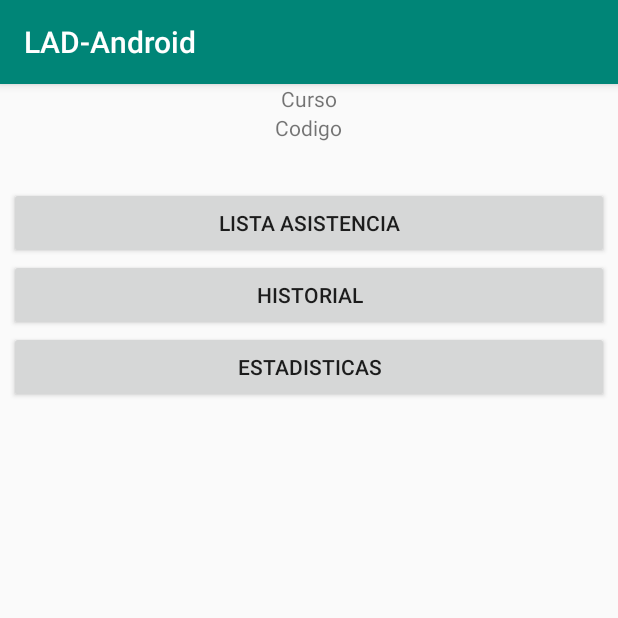
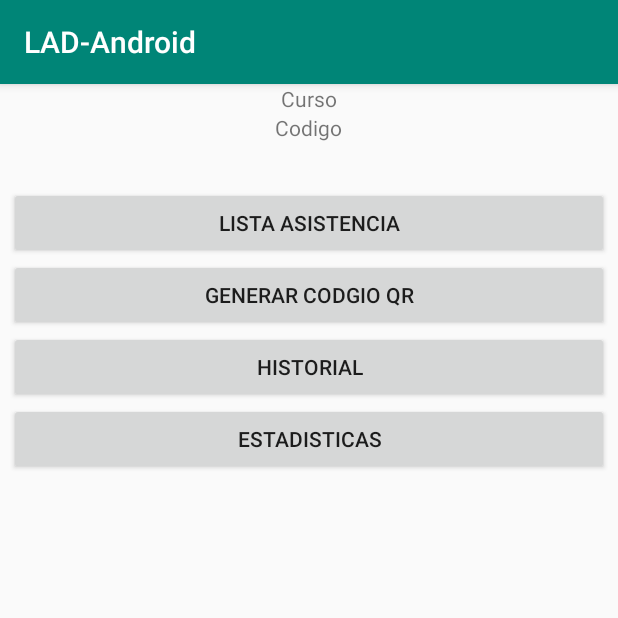
Before and after one commit to saj11/LAD, an Android app: the MenuListaAsistenciaActivity screen opened directly, with no data from a screen before it, on a phone screen of 412 x 824 dp, the top half of it. Run offline under Robolectric (Android 15) with nearby library versions, the phone set to English and light mode, and no system bars; 2 statements that could not run were skipped.

Commit message:
Agregago Generador QR -  Android

```diff
--- a/Android/LADAndroid/app/build.gradle
+++ b/Android/LADAndroid/app/build.gradle
@@ -22,6 +22,8 @@ dependencies {
     implementation fileTree(dir: 'libs', include: ['*.jar'])
     implementation 'com.android.support:appcompat-v7:28.0.0'
     implementation 'com.android.support.constraint:constraint-layout:1.1.3'
+    implementation 'com.google.zxing:core:3.2.1'
+    implementation 'com.journeyapps:zxing-android-embedded:3.2.0@aar'
     testImplementation 'junit:junit:4.12'
     androidTestImplementation 'com.android.support.test:runner:1.0.2'
     androidTestImplementation 'com.android.support.test.espresso:espresso-core:3.0.2'
--- a/Android/LADAndroid/app/src/main/AndroidManifest.xml
+++ b/Android/LADAndroid/app/src/main/AndroidManifest.xml
@@ -18,7 +18,8 @@
         android:roundIcon="@mipmap/ic_launcher_round"
         android:supportsRtl="true"
         android:theme="@style/AppTheme">
-        <activity android:name=".MenuListaAsistenciaActivity"></activity>
+        <activity android:name=".QRCodigoActivity"></activity>
+        <activity android:name=".MenuListaAsistenciaActivity" />
         <activity android:name=".ListaAsistenciaGrupo" />
         <activity android:name=".PerfilActivity" />
         <activity android:name=".MenuGrupoActivity" />
--- a/Android/LADAndroid/app/src/main/java/com/example/lad_android/MenuListaAsistenciaActivity.java
+++ b/Android/LADAndroid/app/src/main/java/com/example/lad_android/MenuListaAsistenciaActivity.java
@@ -12,6 +12,7 @@ public class MenuListaAsistenciaActivity extends AppCompatActivity {
     TextView mTextCurso;
     TextView mTextCodigo;
     Button mBtnListaAsis;
+    Button mBtnGenQR;
     Button mBtnHistorial;
     Button mBtnEstadistica;
     Bundle bundle;
@@ -23,11 +24,13 @@ public class MenuListaAsistenciaActivity extends AppCompatActivity {
         mTextCurso = (TextView)findViewById(R.id.MenuListaAsisCursoTV);
         mTextCodigo = (TextView)findViewById(R.id.MenuListaAsisCodigoTV);
         mBtnListaAsis = (Button) findViewById(R.id.MenuListaAsisAsistenciaBtn);
+        mBtnGenQR = (Button) findViewById(R.id.MenuListaAsisQRBtn);
         mBtnHistorial = (Button)findViewById(R.id.MenuListaAsisHistorialBtn);
         mBtnEstadistica = (Button)findViewById(R.id.MenuListaAsisEstadisticaBtn);
         bundle = getIntent().getExtras();
         mTextCurso.setText(bundle.getString("NombreCurso"));
         mTextCodigo.setText(bundle.getString("IDCurso"));
+
         mBtnListaAsis.setOnClickListener(new View.OnClickListener() {
             @Override
             public void onClick(View v) {
@@ -37,5 +40,14 @@ public class MenuListaAsistenciaActivity extends AppCompatActivity {
             }
         });
 
+        mBtnGenQR.setOnClickListener(new View.OnClickListener() {
+            @Override
+            public void onClick(View v) {
+                Intent intent = new Intent(MenuListaAsistenciaActivity.this, QRCodigoActivity.class);
+                intent.putExtras(bundle);
+                startActivity(intent);
+            }
+        });
+
     }
 }
--- a/Android/LADAndroid/app/src/main/res/layout/activity_menu_lista_asistencia.xml
+++ b/Android/LADAndroid/app/src/main/res/layout/activity_menu_lista_asistencia.xml
@@ -27,6 +27,12 @@
         android:text="Lista Asistencia" />
 
     <Button
+        android:id="@+id/MenuListaAsisQRBtn"
+        android:layout_width="400dp"
+        android:layout_height="wrap_content"
+        android:text="Generar Codgio QR" />
+
+    <Button
         android:id="@+id/MenuListaAsisHistorialBtn"
         android:layout_width="400dp"
         android:layout_height="wrap_content"
```
Also changed, not shown: Android/LADAndroid/app/src/main/java/com/example/lad_android/QRCodigoActivity.java (added, +35 -0 lines), Android/LADAndroid/app/src/main/res/layout/activity_qrcodigo.xml (added, +16 -0 lines).
